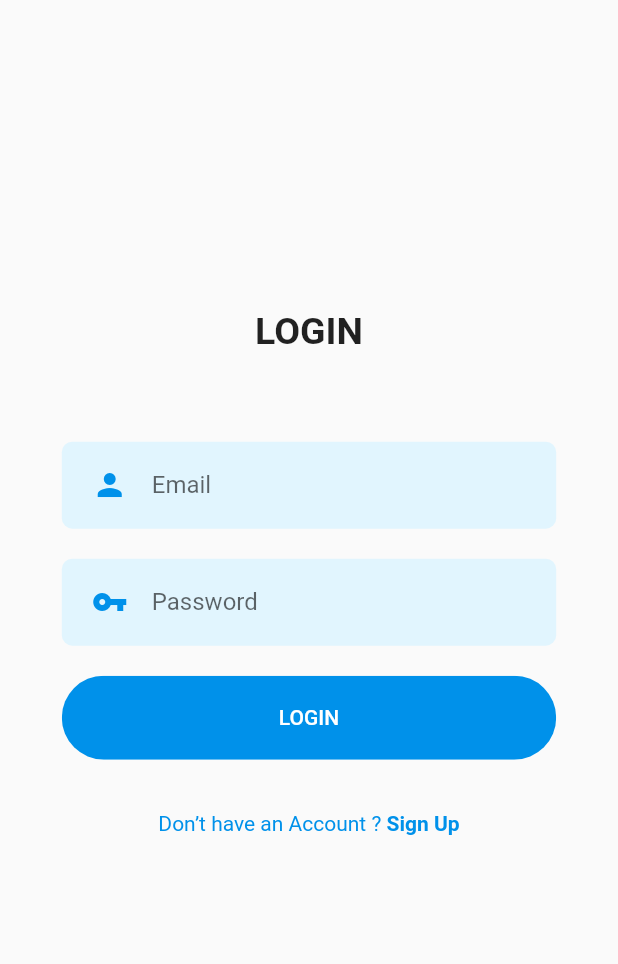
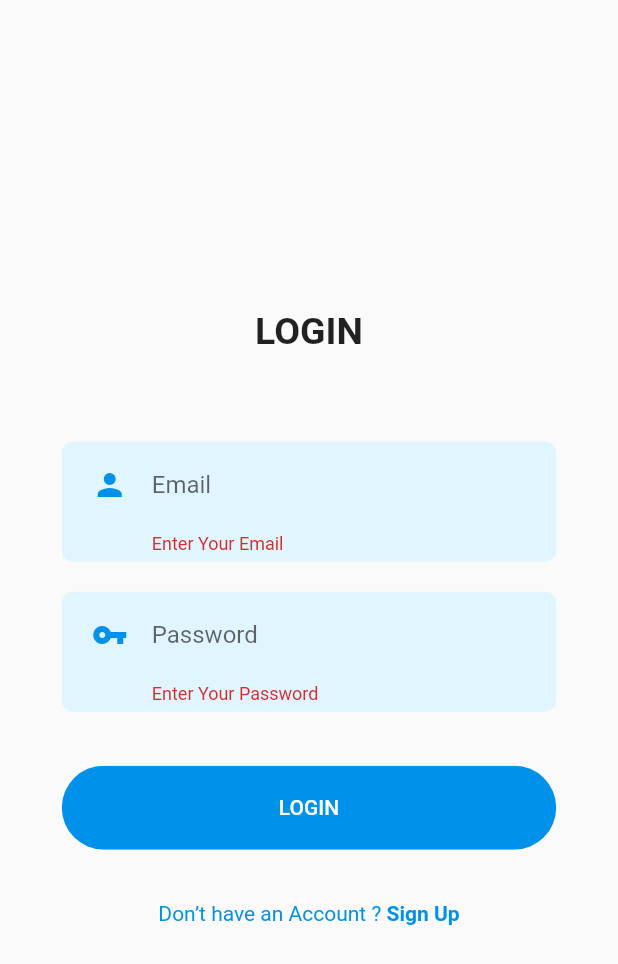
Before and after one commit to asemivu13/NAJDAH, a Flutter app: the screen it shows after launch, after a tap on "LOGIN", on a phone screen of 412 x 824 dp. Shown: the top 964 px of the screen. Run offline on Flutter 3.47's test engine with Material 2 defaults, Android fonts, the phone set to English and light mode, and no system bars; our stand-ins replace cloud_firestore, firebase_auth, firebase_core, google_maps_flutter, location, rxdart; missing offline and left inert: geoflutterfire; accounts and stored records are empty.

Commit message:
Re-Design and Fix Problems

```diff
--- a/lib/Design/rounded_input_field.dart
+++ b/lib/Design/rounded_input_field.dart
@@ -5,19 +5,32 @@ class RoundedInputField extends StatelessWidget {
   final String hintText;
   final IconData icon;
   final ValueChanged<String> onChanged;
+  final TextEditingController controller;
+  final validator;
+  final keyboardType;
+  final inputFormatters;
+
   const RoundedInputField({
     Key key,
     this.hintText,
     this.icon = Icons.person,
     this.onChanged,
+    this.controller,
+    this.validator,
+    this.keyboardType,
+    this.inputFormatters
   }) : super(key: key);
 
   @override
   Widget build(BuildContext context) {
     return TextFieldContainer(
-      child: TextField(
+      child: TextFormField(
         onChanged: onChanged,
         cursorColor: kPrimaryColor,
+        controller: controller,
+        validator: validator,
+        keyboardType: keyboardType,
+        inputFormatters: inputFormatters,
         decoration: InputDecoration(
           icon: Icon(
             icon,
--- a/lib/Design/rounded_password_field.dart
+++ b/lib/Design/rounded_password_field.dart
@@ -3,18 +3,24 @@ import 'package:najdah/constants.dart';
 import 'text_field_container.dart';
 class RoundedPasswordField extends StatelessWidget {
   final ValueChanged<String> onChanged;
+  final TextEditingController controller;
+  final validator;
   const RoundedPasswordField({
     Key key,
     this.onChanged,
+    this.controller,
+    this.validator,
   }) : super(key: key);
 
   @override
   Widget build(BuildContext context) {
     return TextFieldContainer(
-      child: TextField(
+      child: TextFormField(
         obscureText: true,
         onChanged: onChanged,
         cursorColor: kPrimaryColor,
+        validator: validator,
+        controller: controller,
         decoration: InputDecoration(
           hintText: "Password",
           icon: Icon(
--- a/lib/constants.dart
+++ b/lib/constants.dart
@@ -2,3 +2,6 @@ import 'package:flutter/material.dart';
 
 const kPrimaryColor = Color(0xFF0091EA);
 const kPrimaryLightColor = Color(0xFFE1F5FE);
+const String EMAIL_PATTERN = r'(^[\w-\.]+@([\w-]+\.)+[\w-]{2,4}$)';
+const String PASSWORD_PATTERN = r'(^(?=.*\d)(?=.*[a-z])(?=.*[A-Z])(?=.*[a-zA-Z]).{6,}$)';
+const String PHONE_PATTERN = r'^[+]*[(]{0,1}[0-9]{1,4}[)]{0,1}[-\s\./0-9]*$';
--- a/lib/main.dart
+++ b/lib/main.dart
@@ -2,10 +2,9 @@ import 'package:flutter/material.dart';
 import 'package:firebase_core/firebase_core.dart';
 import 'package:najdah/error.dart';
 import 'package:najdah/screens/home_page.dart';
-import 'package:najdah/screens/register.dart';
+import 'package:najdah/screens/register_screen.dart';
 import 'package:najdah/services/auth.dart';
 import 'package:najdah/services/checker.dart';
-import 'package:najdah/constants.dart';
 
 void main() {
   runApp(MaterialApp(
--- a/lib/screens/login_screen.dart
+++ b/lib/screens/login_screen.dart
@@ -1,6 +1,6 @@
 import 'package:flutter/material.dart';
 import 'package:najdah/Design/already_have_account.dart';
-import 'package:najdah/screens/register.dart';
+import 'package:najdah/screens/register_screen.dart';
 import 'package:najdah/services/auth.dart';
 import 'package:najdah/Design/rounded_button.dart';
 import 'package:najdah/Design/rounded_password_field.dart';
@@ -34,20 +34,51 @@ class _LoginScreenState extends State <LoginScreen> {
                 "LOGIN",
                 style: TextStyle(fontWeight: FontWeight.bold, fontSize: 25),
               ),
+              Form(
+                key: _loginKey,
+                child: Column(
+                  mainAxisAlignment: MainAxisAlignment.center,
+                  crossAxisAlignment: CrossAxisAlignment.center,
+                  children: [
                     SizedBox(height: size.height * 0.03),
                     SizedBox(height: size.height * 0.03),
                     RoundedInputField(
+                      controller: _emailController,
                       hintText: "Email",
                       onChanged: (value) {},
+                      validator: (value) {
+                        if (value.isEmpty) {
+                          return 'Enter Your Email';
+                        }
+                        return null;
+                      },
                     ),
                     RoundedPasswordField(
                       onChanged: (value) {},
+                      controller: _passwordController,
+                      validator: (value) {
+                        if (value.isEmpty) {
+                          return 'Enter Your Password';
+                        }
+                        return null;
+                      },
+                    ),
+                    Text(
+                        _success == null ? '' : (_success ? '' : serviceAuth.errorCode),
+                        style: TextStyle(color: Colors.red),
                     ),
                     RoundedButton(
                       text: "LOGIN",
-                press: () {},
+                      press: () {
+                        if (_loginKey.currentState.validate()) {
+                          login ();
+                        }
+                      },
                     ),
                     SizedBox(height: size.height * 0.03),
+                  ],
+                ),
+              ),
               AlreadyHaveAnAccountCheck(
                 press: () {
                   Navigator.push(
@@ -71,8 +102,9 @@ class _LoginScreenState extends State <LoginScreen> {
         _emailController.value.text,
         _passwordController.value.text
     );
+
     if (result != null) {
-      Navigator.push(context, MaterialPageRoute(
+      Navigator.pushReplacement(context, MaterialPageRoute(
           builder: (BuildContext context) {
             return HomePage ();
           }
--- a/lib/services/auth.dart
+++ b/lib/services/auth.dart
@@ -1,15 +1,24 @@
+import 'package:cloud_firestore/cloud_firestore.dart';
 import 'package:firebase_auth/firebase_auth.dart';
-
+import 'package:flutter/cupertino.dart';
+import 'package:flutter/material.dart';
+import 'package:najdah/screens/home_page.dart';
 class Auth {
   final FirebaseAuth auth = FirebaseAuth.instance;
-
+  String errorCode = '';
+  BuildContext context;
   // Login
   Future<UserCredential> login (String email, String password) async {
     UserCredential result;
     try {
       result = await auth.signInWithEmailAndPassword(email: email, password: password);
       return result;
-    } catch (error) {
+    } on FirebaseAuthException catch (error) {
+      if (error.code == 'user-not-found') {
+        errorCode = 'No user found for that email.';
+      } else if (error.code == 'wrong-password') {
+        errorCode = 'Wrong password.';
+      }
       return result;
     }
 
@@ -19,9 +28,21 @@ class Auth {
     UserCredential result;
     try {
       result = await auth.createUserWithEmailAndPassword(email: email, password: password);
-      print ("$fullName + $email + $password + $phoneNumber");
+      GeoPoint emptyPoint = new GeoPoint(0, 0);
+      await FirebaseFirestore.instance.collection('users').doc(auth.currentUser.uid).set({
+        'name': fullName,
+        'phone_number': phoneNumber,
+        'location': emptyPoint,
+      });
       return result;
-    } catch (error) {
+    } on FirebaseAuthException catch (error) {
+      if (error.code == 'email-already-in-use') {
+        errorCode = 'This Email is already in use.';
+      } else if (error.code == 'weak-password') {
+        errorCode = 'Weak Password, make it stronger';
+      } else if (error.code == 'error-invalid-password'){
+        errorCode = 'Problem with Email';
+      }
       return result;
     }
   }
--- /dev/null
+++ b/lib/services/database.dart
@@ -0,0 +1,3 @@
+class DatabaseManager {
+
+}
```
Also changed, not shown: lib/screens/register.dart (deleted, +0 -169 lines), lib/screens/register_screen.dart (added, +167 -0 lines). Lines whose indentation alone changed are shown as unchanged.
